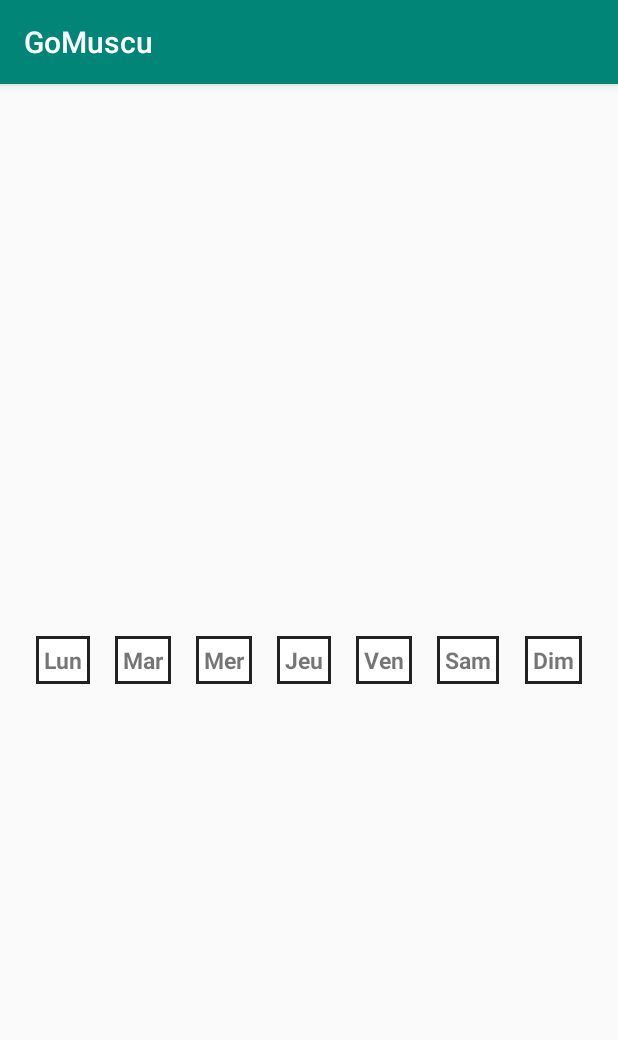
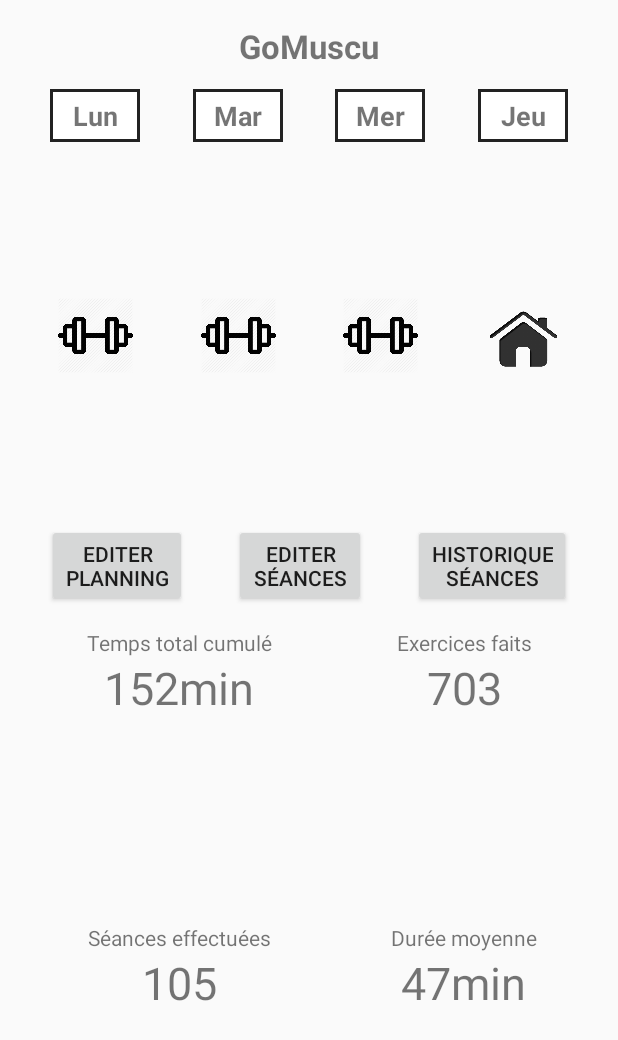
Before and after one commit to mcoucke/gomuscu, an Android app: the screen it shows after launch (MainActivity), on a phone screen of 412 x 824 dp. Shown: the top 1040 px of the screen. Run offline under Robolectric (Android 15) with nearby library versions, the phone set to English and light mode, and no system bars.

Commit message:
adding main menu buttons and statistics

```diff
--- a/app/src/main/AndroidManifest.xml
+++ b/app/src/main/AndroidManifest.xml
@@ -9,7 +9,8 @@
         android:roundIcon="@mipmap/ic_launcher_round"
         android:supportsRtl="true"
         android:theme="@style/AppTheme">
-        <activity android:name=".MainActivity">
+        <activity android:name=".MainActivity"
+            android:screenOrientation="portrait">
             <intent-filter>
                 <action android:name="android.intent.action.MAIN" />
 
--- a/app/src/main/java/com/app/gomuscu/MainActivity.java
+++ b/app/src/main/java/com/app/gomuscu/MainActivity.java
@@ -3,6 +3,7 @@ package com.app.gomuscu;
 import androidx.appcompat.app.AppCompatActivity;
 
 import android.os.Bundle;
+import android.view.View;
 
 public class MainActivity extends AppCompatActivity {
 
@@ -11,4 +12,13 @@ public class MainActivity extends AppCompatActivity {
         super.onCreate(savedInstanceState);
         setContentView(R.layout.activity_main);
     }
+
+    public void onClickEditPlanning(View view) {
+    }
+
+    public void onClickEditSeances(View view) {
+    }
+
+    public void onClickViewHistorique(View view) {
+    }
 }
--- /dev/null
+++ b/app/src/main/java/com/app/gomuscu/StatsFragment.java
@@ -0,0 +1,29 @@
+package com.app.gomuscu;
+
+import android.os.Bundle;
+import android.view.LayoutInflater;
+import android.view.View;
+import android.view.ViewGroup;
+
+import androidx.fragment.app.Fragment;
+
+public class StatsFragment extends Fragment {
+
+    public StatsFragment() {
+
+    }
+
+    @Override
+    public void onCreate(Bundle savedInstanceState) {
+        super.onCreate(savedInstanceState);
+
+    }
+
+    @Override
+    public View onCreateView(LayoutInflater inflater, ViewGroup container,
+                             Bundle savedInstanceState) {
+        View view = inflater.inflate(R.layout.fragment_stats, container, false);
+
+        return view;
+    }
+}
--- a/app/src/main/res/layout/activity_main.xml
+++ b/app/src/main/res/layout/activity_main.xml
@@ -11,11 +11,74 @@
     android:orientation="vertical"
     tools:context=".MainActivity">
 
+    <TextView
+        android:layout_width="match_parent"
+        android:layout_height="wrap_content"
+        android:text="@string/app_title"
+        android:textStyle="bold"
+        android:textSize="@dimen/app_title_size"
+        android:layout_marginBottom="10dp"
+        android:textAlignment="center" />
+
+    <fragment
+        android:layout_width="match_parent"
+        android:layout_height="0px"
+        android:layout_weight="0.75"
+        android:name="com.app.gomuscu.PlanningFragment"
+        android:id="@+id/planningFrag" />
+
+    <GridLayout
+        android:layout_width="match_parent"
+        android:layout_height="wrap_content"
+        android:layout_weight="0"
+        android:layout_marginBottom="10dp"
+        android:rowCount="1"
+        android:columnCount="3">
+
+        <Button
+            android:layout_width="wrap_content"
+            android:layout_height="wrap_content"
+            android:layout_column="0"
+            android:layout_row="0"
+            android:layout_columnWeight="1"
+            android:layout_gravity="center"
+            android:id="@+id/btn_edit_planning"
+            android:onClick="onClickEditPlanning"
+            android:text="@string/btn_edit_planning"/>
+
+        <Button
+            android:layout_width="wrap_content"
+            android:layout_height="wrap_content"
+            android:layout_column="1"
+            android:layout_row="0"
+            android:layout_columnWeight="1"
+            android:layout_gravity="center"
+            android:id="@+id/btn_edit_seances"
+            android:onClick="onClickEditSeances"
+            android:text="@string/btn_edit_seances"/>
+
+        <Button
+            android:layout_width="wrap_content"
+            android:layout_height="wrap_content"
+            android:layout_column="2"
+            android:layout_row="0"
+            android:layout_columnWeight="1"
+            android:layout_gravity="center"
+            android:id="@+id/btn_view_historique"
+            android:onClick="onClickViewHistorique"
+            android:text="@string/btn_view_historique"/>
+
+    </GridLayout>
+
     <fragment
         android:layout_width="match_parent"
         android:layout_height="0px"
         android:layout_weight="1"
-        android:name="com.app.gomuscu.PlanningFragment"
-        android:id="@+id/planningFrag" />
+        android:name="com.app.gomuscu.StatsFragment"
+        android:id="@+id/statsFrag" />
+
+
+
+
 
 </LinearLayout>
--- a/app/src/main/res/layout/fragment_planning.xml
+++ b/app/src/main/res/layout/fragment_planning.xml
@@ -2,171 +2,158 @@
 <GridLayout xmlns:android="http://schemas.android.com/apk/res/android"
     android:layout_width="match_parent"
     android:layout_height="wrap_content"
-    android:rowCount="3"
-    android:useDefaultMargins="true"
-    android:columnCount="7">
+    android:rowCount="2"
+    android:columnCount="4"
+    android:useDefaultMargins="true">
 
     <LinearLayout
-        android:layout_width="wrap_content"
+        android:layout_width="@dimen/days_layout_width"
         android:layout_height="wrap_content"
         android:layout_column="0"
         android:layout_row="0"
         android:layout_gravity="center"
         android:gravity="center"
         android:layout_columnWeight="1"
-        android:layout_rowWeight="1"
         android:padding="2dp"
-        android:background="#222222">
+        android:background="#222222"
+        android:id="@+id/layout_lundi">
 
         <TextView
-            android:layout_width="wrap_content"
+            android:layout_width="@dimen/days_text_width"
             android:layout_height="wrap_content"
             android:background="#ffffff"
             android:padding="3dp"
             android:textSize="@dimen/days_font_size"
             android:textStyle="bold"
-            android:text="@string/lundi" />
+            android:textAlignment="center"
+            android:text="@string/lundi"
+            android:id="@+id/text_lundi" />
 
     </LinearLayout>
 
     <LinearLayout
-        android:layout_width="wrap_content"
+        android:layout_width="@dimen/days_layout_width"
         android:layout_height="wrap_content"
         android:layout_column="1"
         android:layout_row="0"
         android:layout_gravity="center"
         android:gravity="center"
         android:layout_columnWeight="1"
-        android:layout_rowWeight="1"
         android:padding="2dp"
-        android:background="#222222">
+        android:background="#222222"
+        android:id="@+id/layout_mardi">
 
         <TextView
-            android:layout_width="wrap_content"
+            android:layout_width="@dimen/days_text_width"
             android:layout_height="wrap_content"
             android:background="#ffffff"
             android:padding="3dp"
             android:textSize="@dimen/days_font_size"
             android:textStyle="bold"
-            android:text="@string/mardi" />
+            android:textAlignment="center"
+            android:text="@string/mardi"
+            android:id="@+id/text_mardi"/>
 
     </LinearLayout>
 
 
     <LinearLayout
-        android:layout_width="wrap_content"
+        android:layout_width="@dimen/days_layout_width"
         android:layout_height="wrap_content"
         android:layout_column="2"
         android:layout_row="0"
         android:layout_gravity="center"
         android:gravity="center"
         android:layout_columnWeight="1"
-        android:layout_rowWeight="1"
         android:padding="2dp"
-        android:background="#222222">
+        android:background="#222222"
+        android:id="@+id/layout_mercredi">
 
         <TextView
-            android:layout_width="wrap_content"
+            android:layout_width="@dimen/days_text_width"
             android:layout_height="wrap_content"
             android:background="#ffffff"
             android:padding="3dp"
             android:textSize="@dimen/days_font_size"
             android:textStyle="bold"
-            android:text="@string/mercredi" />
+            android:textAlignment="center"
+            android:text="@string/mercredi"
+            android:id="@+id/text_mercredi"/>
 
     </LinearLayout>
 
     <LinearLayout
-        android:layout_width="wrap_content"
+        android:layout_width="@dimen/days_layout_width"
         android:layout_height="wrap_content"
         android:layout_column="3"
         android:layout_row="0"
         android:layout_gravity="center"
         android:gravity="center"
         android:layout_columnWeight="1"
-        android:layout_rowWeight="1"
         android:padding="2dp"
-        android:background="#222222">
+        android:background="#222222"
+        android:id="@+id/layout_jeudi">
 
         <TextView
-            android:layout_width="wrap_content"
+            android:layout_width="@dimen/days_text_width"
             android:layout_height="wrap_content"
             android:background="#ffffff"
             android:padding="3dp"
             android:textSize="@dimen/days_font_size"
             android:textStyle="bold"
-            android:text="@string/jeudi" />
+            android:textAlignment="center"
+            android:text="@string/jeudi"
+            android:id="@+id/text_jeudi"/>
 
     </LinearLayout>
 
-    <LinearLayout
-        android:layout_width="wrap_content"
+    <ImageView
+        android:id="@+id/img_day1"
+        android:layout_column="0"
+        android:layout_row="1"
+        android:layout_width="@dimen/work_img_width"
         android:layout_height="wrap_content"
-        android:layout_column="4"
-        android:layout_row="0"
+        android:scaleType="fitXY"
+        android:adjustViewBounds="true"
         android:layout_gravity="center"
-        android:gravity="center"
-        android:layout_columnWeight="1"
-        android:layout_rowWeight="1"
-        android:padding="2dp"
-        android:background="#222222">
+        android:onClick="onImageClick"
+        android:src="@drawable/work_day" />
 
-        <TextView
-            android:layout_width="wrap_content"
-            android:layout_height="wrap_content"
-            android:background="#ffffff"
-            android:padding="3dp"
-            android:textSize="@dimen/days_font_size"
-            android:textStyle="bold"
-            android:text="@string/vendredi" />
+    <ImageView
+        android:id="@+id/img_day2"
+        android:layout_column="1"
+        android:layout_row="1"
+        android:layout_width="@dimen/work_img_width"
+        android:layout_height="wrap_content"
+        android:scaleType="fitXY"
+        android:adjustViewBounds="true"
+        android:layout_gravity="center"
+        android:onClick="onImageClick"
+        android:src="@drawable/work_day" />
 
-    </LinearLayout>
+    <ImageView
+        android:id="@+id/img_day3"
+        android:layout_column="2"
+        android:layout_row="1"
+        android:layout_width="@dimen/work_img_width"
+        android:layout_height="wrap_content"
+        android:scaleType="fitXY"
+        android:adjustViewBounds="true"
+        android:layout_gravity="center"
+        android:onClick="onImageClick"
+        android:src="@drawable/work_day" />
 
-    <LinearLayout
-        android:layout_width="wrap_content"
+    <ImageView
+        android:id="@+id/img_day4"
+        android:layout_column="3"
+        android:layout_row="1"
+        android:layout_width="@dimen/work_img_width"
         android:layout_height="wrap_content"
-        android:layout_column="5"
-        android:layout_row="0"
+        android:scaleType="fitXY"
+        android:adjustViewBounds="true"
         android:layout_gravity="center"
-        android:gravity="center"
-        android:layout_columnWeight="1"
-        android:layout_rowWeight="1"
-        android:padding="2dp"
-        android:background="#222222">
-
-        <TextView
-            android:layout_width="wrap_content"
-            android:layout_height="wrap_content"
-            android:background="#ffffff"
-            android:padding="3dp"
-            android:textSize="@dimen/days_font_size"
-            android:textStyle="bold"
-            android:text="@string/samedi" />
-
-    </LinearLayout>
-
-    <LinearLayout
-        android:layout_width="wrap_content"
-        android:layout_height="wrap_content"
-        android:layout_column="6"
-        android:layout_row="0"
-        android:layout_gravity="center"
-        android:gravity="center"
-        android:layout_columnWeight="1"
-        android:layout_rowWeight="1"
-        android:padding="2dp"
-        android:background="#222222">
-
-        <TextView
-            android:layout_width="wrap_content"
-            android:layout_height="wrap_content"
-            android:background="#ffffff"
-            android:padding="3dp"
-            android:textSize="@dimen/days_font_size"
-            android:textStyle="bold"
-            android:text="@string/dimanche" />
-
-    </LinearLayout>
+        android:onClick="onImageClick"
+        android:src="@drawable/rest_day" />
 
 
 </GridLayout>
--- /dev/null
+++ b/app/src/main/res/layout/fragment_stats.xml
@@ -0,0 +1,101 @@
+<?xml version="1.0" encoding="utf-8"?>
+<GridLayout xmlns:android="http://schemas.android.com/apk/res/android"
+    android:layout_width="match_parent"
+    android:layout_height="wrap_content"
+    android:rowCount="2"
+    android:columnCount="2"
+    android:useDefaultMargins="true">
+
+
+    <LinearLayout
+        android:layout_width="wrap_content"
+        android:layout_height="wrap_content"
+        android:orientation="vertical"
+        android:layout_columnWeight="1"
+        android:layout_column="0"
+        android:layout_row="0"
+        android:layout_gravity="center">
+
+        <TextView
+            android:layout_width="wrap_content"
+            android:layout_height="wrap_content"
+            android:text="@string/stat_total_temps"
+            android:layout_gravity="center"/>
+
+        <TextView
+            android:layout_width="wrap_content"
+            android:layout_height="wrap_content"
+            android:textSize="@dimen/stats_number"
+            android:text="152min"
+            android:layout_gravity="center" />
+    </LinearLayout>
+
+    <LinearLayout
+        android:layout_width="wrap_content"
+        android:layout_height="wrap_content"
+        android:orientation="vertical"
+        android:layout_column="0"
+        android:layout_row="1"
+        android:layout_gravity="center">
+
+        <TextView
+            android:layout_width="wrap_content"
+            android:layout_height="wrap_content"
+            android:text="@string/stat_total_seances"
+            android:layout_gravity="center"/>
+
+        <TextView
+            android:layout_width="wrap_content"
+            android:layout_height="wrap_content"
+            android:textSize="@dimen/stats_number"
+            android:text="105"
+            android:layout_gravity="center" />
+    </LinearLayout>
+
+    <LinearLayout
+        android:layout_width="wrap_content"
+        android:layout_height="wrap_content"
+        android:orientation="vertical"
+        android:layout_columnWeight="1"
+        android:layout_column="1"
+        android:layout_row="0"
+        android:layout_gravity="center">
+
+        <TextView
+            android:layout_width="wrap_content"
+            android:layout_height="wrap_content"
+            android:text="@string/stat_total_exos"
+            android:layout_gravity="center"/>
+
+        <TextView
+            android:layout_width="wrap_content"
+            android:layout_height="wrap_content"
+            android:textSize="@dimen/stats_number"
+            android:text="703"
+            android:layout_gravity="center" />
+    </LinearLayout>
+
+    <LinearLayout
+        android:layout_width="wrap_content"
+        android:layout_height="wrap_content"
+        android:orientation="vertical"
+        android:layout_column="1"
+        android:layout_row="1"
+        android:layout_gravity="center">
+
+        <TextView
+            android:layout_width="wrap_content"
+            android:layout_height="wrap_content"
+            android:text="@string/stat_moyenne_temps"/>
+
+        <TextView
+            android:layout_width="wrap_content"
+            android:layout_height="wrap_content"
+            android:textSize="@dimen/stats_number"
+            android:text="47min"
+            android:layout_gravity="center" />
+    </LinearLayout>
+
+
+
+</GridLayout>
--- a/app/src/main/res/values/dimens.xml
+++ b/app/src/main/res/values/dimens.xml
@@ -1,6 +1,16 @@
 <?xml version="1.0" encoding="utf-8"?>
 <resources>
-    <dimen name="days_font_size">15sp</dimen>
+    <!--    MAIN    -->
+    <dimen name="app_title_size">22dp</dimen>
+    <dimen name="activity_vertical_margin">16dp</dimen>
     <dimen name="activity_horizontal_margin">16dp</dimen>
-    <dimen name="activity_vertical_margin">16dp</dimen>
+
+    <!--    PLANNING    -->
+    <dimen name="days_font_size">18dp</dimen>
+    <dimen name="days_layout_width">60dp</dimen>
+    <dimen name="days_text_width">58dp</dimen>
+    <dimen name="work_img_width">50dp</dimen>
+
+    <!--    STATS    -->
+    <dimen name="stats_number">30dp</dimen>
 </resources>
--- a/app/src/main/res/values/strings.xml
+++ b/app/src/main/res/values/strings.xml
@@ -1,5 +1,7 @@
+<?xml version="1.0" encoding="utf-8"?>
 <resources>
     <string name="app_name">GoMuscu</string>
+    <string name="app_title">GoMuscu</string>
     <string name="lundi">Lun</string>
     <string name="mardi">Mar</string>
     <string name="mercredi">Mer</string>
@@ -7,4 +9,11 @@
     <string name="vendredi">Ven</string>
     <string name="samedi">Sam</string>
     <string name="dimanche">Dim</string>
+    <string name="btn_edit_planning">Editer\nplanning</string>
+    <string name="btn_edit_seances">Editer\nséances</string>
+    <string name="btn_view_historique">Historique\nséances</string>
+    <string name="stat_total_temps">Temps total cumulé</string>
+    <string name="stat_total_seances">Séances effectuées</string>
+    <string name="stat_total_exos">Exercices faits</string>
+    <string name="stat_moyenne_temps">Durée moyenne</string>
 </resources>
--- a/app/src/main/res/values/styles.xml
+++ b/app/src/main/res/values/styles.xml
@@ -1,7 +1,7 @@
 <resources>
 
     <!-- Base application theme. -->
-    <style name="AppTheme" parent="Theme.AppCompat.Light.DarkActionBar">
+    <style name="AppTheme" parent="Theme.AppCompat.Light.NoActionBar">
         <!-- Customize your theme here. -->
         <item name="colorPrimary">@color/colorPrimary</item>
         <item name="colorPrimaryDark">@color/colorPrimaryDark</item>
```
Also changed, not shown: app/src/main/res/drawable/rest_day.png (added), app/src/main/res/drawable/work_day.png (added), 2 other files.
